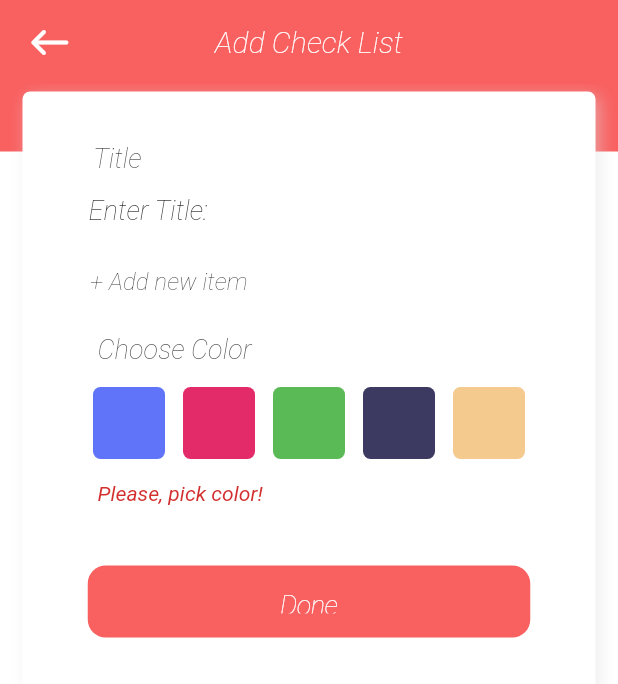
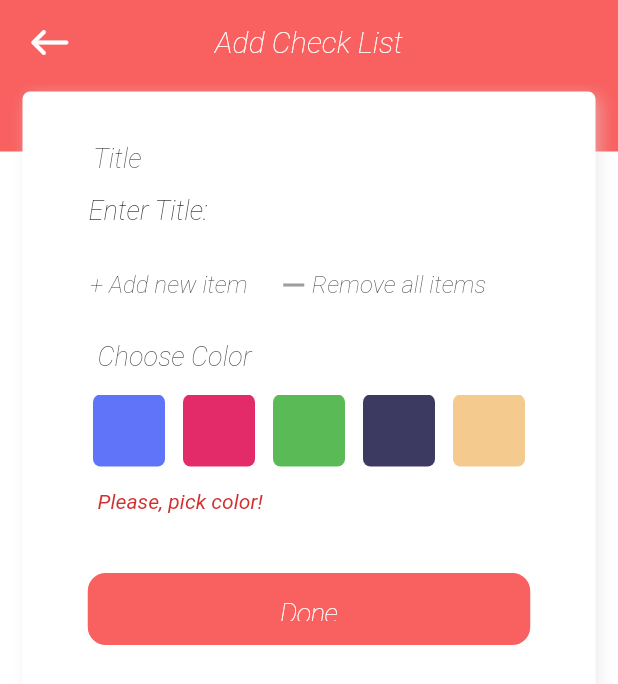
Before and after one commit to storm265/tasker, a Flutter app: the CheckListPage screen opened by its route, after a tap on the "west" icon, on a phone screen of 412 x 824 dp. Shown: the top 684 px of the screen. Run offline on Flutter 3.47's test engine with Material 2 defaults, Android fonts, the phone set to English and light mode, and no system bars; our stand-ins replace cached_network_image, connectivity_plus, dio, file_picker, flutter_cache_manager, flutter_dotenv and 7 more; missing offline and left inert: dart:ffi, http_proxy; accounts and stored records are empty; network calls fail.

Commit message:
3.8.0_v3_bugs_fixed

```diff
--- a/lib/database/data_source/checklists_data_source.dart
+++ b/lib/database/data_source/checklists_data_source.dart
@@ -19,6 +19,7 @@ abstract class CheckListsDataSource {
     required CheckListModel checkListModel,
     List<Map<String, dynamic>>? items,
     required String title,
+    required Color color,
   });
   Future<void> deleteCheckList({required CheckListModel checkListModel});
 
@@ -72,6 +73,7 @@ class CheckListsDataSourceImpl extends CheckListsDataSource {
     required CheckListModel checkListModel,
     List<Map<String, dynamic>>? items,
     required String title,
+    required Color color,
   }) async {
     try {
       final ownerId =
@@ -82,8 +84,7 @@ class CheckListsDataSourceImpl extends CheckListsDataSource {
         path: '$_checklists/${checkListModel.id}',
         data: {
           CheckListsScheme.title: title,
-          CheckListsScheme.color:
-              checkListModel.color.toString().toStringColor(),
+          CheckListsScheme.color: color.toString().toStringColor(),
           CheckListsScheme.ownerId: ownerId,
           CheckListsScheme.items: items ?? [],
         },
--- a/lib/database/repository/checklist_repository.dart
+++ b/lib/database/repository/checklist_repository.dart
@@ -15,6 +15,7 @@ abstract class CheckListsRepository<T> {
     required CheckListModel checkListModel,
     List<Map<String, dynamic>>? items,
     required String title,
+    required Color color,
   });
   Future<void> deleteCheckList({required CheckListModel checkListModel});
 
@@ -97,12 +98,14 @@ class CheckListRepositoryImpl extends CheckListsRepository<CheckListModel> {
     required CheckListModel checkListModel,
     List<Map<String, dynamic>>? items,
     required String title,
+    required Color color,
   }) async {
     try {
       await _checkListsDataSource.updateCheckList(
         checkListModel: checkListModel,
         items: items,
         title: title,
+        color: color,
       );
     } catch (e) {
       throw Failure(e.toString());
--- a/lib/presentation/pages/auth/sign_in_up/widgets/textfield_widget.dart
+++ b/lib/presentation/pages/auth/sign_in_up/widgets/textfield_widget.dart
@@ -19,7 +19,7 @@ class TextFieldWidget extends StatelessWidget {
     required this.labelText,
     required this.textController,
     required this.title,
-    final this.isObcecure = false,
+    this.isObcecure = false,
     this.top = 0,
     required this.isEmail,
     this.signInController,
--- a/lib/presentation/pages/menu_pages/floating_button/pages/check_list_page/checklist_page.dart
+++ b/lib/presentation/pages/menu_pages/floating_button/pages/check_list_page/checklist_page.dart
@@ -86,6 +86,8 @@ class _CheckListPageState extends State<CheckListPage> {
                       ),
                     ),
                   ),
+                  Row(
+                    children: [
                       AddItemButton(onPressed: () async {
                         _checkListController.addCheckboxItem(index);
                         await _scrollController.animateTo(
@@ -94,11 +96,12 @@ class _CheckListPageState extends State<CheckListPage> {
                           curve: Curves.easeIn,
                         );
                       }),
-                  // RemoveAllItemsWidget(
-                  //   onPressed: () async =>
-                  //       await _checkListController.removeAllCheckboxItems(),
-                  // )
-
+                      RemoveAllItemsWidget(
+                        onPressed: () async => await _checkListController
+                            .deleteAllChecklistItems(),
+                      )
+                    ],
+                  ),
                   Column(
                     children: [
                       ColorPalleteWidget(
--- a/lib/presentation/pages/menu_pages/floating_button/pages/check_list_page/widgets/check_box_widget.dart
+++ b/lib/presentation/pages/menu_pages/floating_button/pages/check_list_page/widgets/check_box_widget.dart
@@ -86,7 +86,7 @@ class _CheckBoxWidgetState extends State<CheckBoxWidget> {
               onChanged: ((value) =>
                   widget.checkBoxController.changeCheckboxText(
                     index: widget.index,
-                    title: textController.text,
+                    title: textController.text.trim(),
                   )),
               onEditingComplete: () => FocusScope.of(context).unfocus(),
             ),
--- a/lib/presentation/pages/menu_pages/quick/quick_page.dart
+++ b/lib/presentation/pages/menu_pages/quick/quick_page.dart
@@ -6,7 +6,7 @@ import 'package:todo2/presentation/pages/menu_pages/floating_button/pages/note_p
 import 'package:todo2/presentation/pages/menu_pages/quick/controller/quick_controller.dart';
 import 'package:todo2/presentation/pages/menu_pages/quick/widgets/checkbox/checkbox_widget.dart';
 import 'package:todo2/presentation/pages/menu_pages/quick/widgets/notes/note_card_widget.dart';
-import 'package:todo2/presentation/pages/menu_pages/quick/widgets/quick_shimmer_widget.dart';
+import 'package:todo2/presentation/pages/menu_pages/quick/widgets/common_widgets/quick_shimmer_widget.dart';
 import 'package:todo2/presentation/pages/navigation/controllers/inherited_navigator.dart';
 import 'package:todo2/presentation/widgets/common/app_bar_wrapper_widget.dart';
 import 'package:todo2/presentation/widgets/common/progress_indicator_widget.dart';
--- a/lib/presentation/pages/menu_pages/quick/widgets/title_widget.dart
+++ b/lib/presentation/pages/menu_pages/quick/widgets/common_widgets/title_widget.dart
@@ -2,9 +2,11 @@ import 'package:flutter/material.dart';
 
 class TitleWidget extends StatelessWidget {
   final String title;
+  final TextDecoration? textDecoration;
   const TitleWidget({
     Key? key,
     required this.title,
+    this.textDecoration,
   }) : super(key: key);
 
   @override
@@ -15,7 +17,8 @@ class TitleWidget extends StatelessWidget {
         padding: const EdgeInsets.symmetric(vertical: 12),
         child: Text(
           title,
-          style: const TextStyle(
+          style: TextStyle(
+            decoration: textDecoration,
             fontWeight: FontWeight.w200,
             fontSize: 16,
             fontStyle: FontStyle.italic,
--- a/lib/presentation/widgets/common/app_bar_wrapper_widget.dart
+++ b/lib/presentation/widgets/common/app_bar_wrapper_widget.dart
@@ -77,9 +77,14 @@ class AppbarWrapWidget extends StatelessWidget with PreferredSizeWidget {
                     ? Padding(
                         padding: const EdgeInsets.only(left: 10),
                         child: GestureDetector(
-                          onTap: () => isPopFromNavBar != null
-                              ? navigationController.moveToPage(navRoute)
-                              : Navigator.pop(context),
+                          onTap: () async {
+                            if (isPopFromNavBar == true) {
+                              FocusScope.of(context).unfocus();
+                              await navigationController.moveToPage(navRoute);
+                            } else {
+                              Navigator.pop(context);
+                            }
+                          },
                           child: Icon(
                             Icons.west_rounded,
                             size: 30,
```
Also changed, not shown: lib/presentation/pages/menu_pages/floating_button/pages/check_list_page/controller/check_list_controller.dart (+22 -14 lines), lib/presentation/pages/menu_pages/quick/widgets/checkbox/checkbox_widget.dart (+5 -4 lines), lib/presentation/pages/menu_pages/quick/widgets/notes/note_card_widget.dart (+10 -14 lines), lib/presentation/pages/menu_pages/quick/widgets/common_widgets/color_line_widget.dart (renamed from lib/presentation/pages/menu_pages/quick/widgets/color_line_widget.dart), lib/presentation/pages/menu_pages/quick/widgets/common_widgets/quick_shimmer_widget.dart (renamed from lib/presentation/pages/menu_pages/quick/widgets/quick_shimmer_widget.dart), lib/presentation/pages/menu_pages/quick/widgets/common_widgets/shadow_decoration.dart (renamed from lib/presentation/pages/menu_pages/quick/widgets/shadow_decoration.dart). Lines whose indentation alone changed are shown as unchanged.
